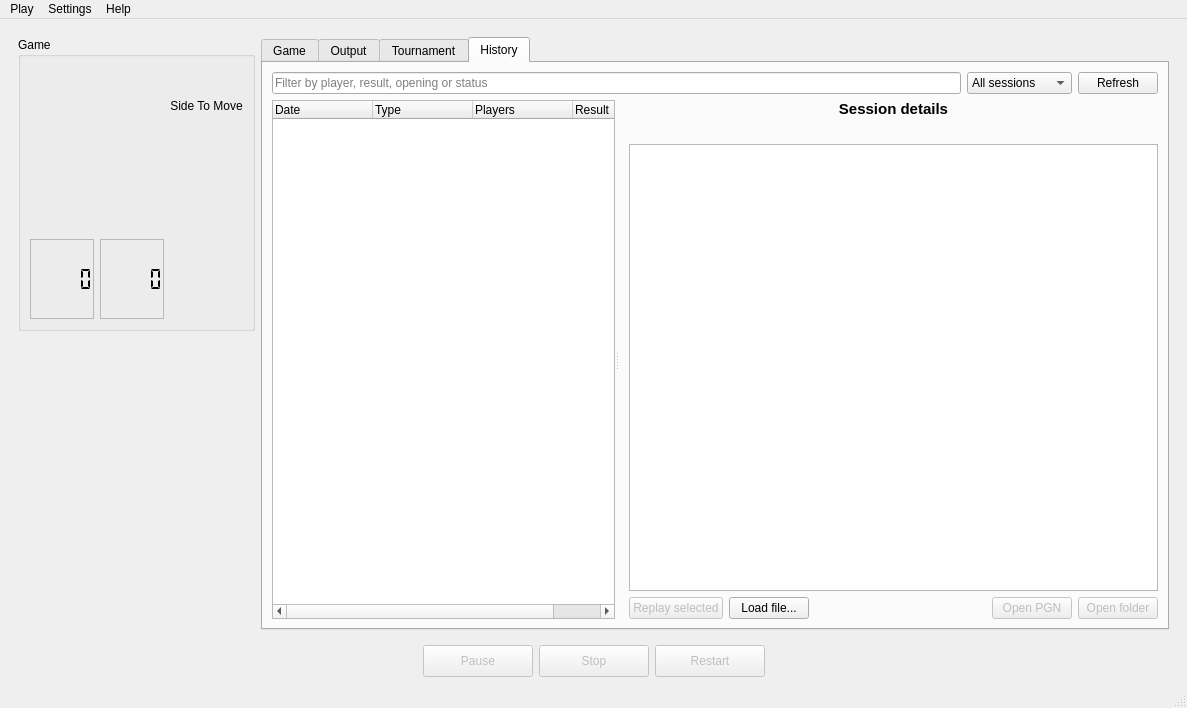
The window that app/mainwindow.ui (neluj/Xake) describes before a commit, drawn with Qt 5.
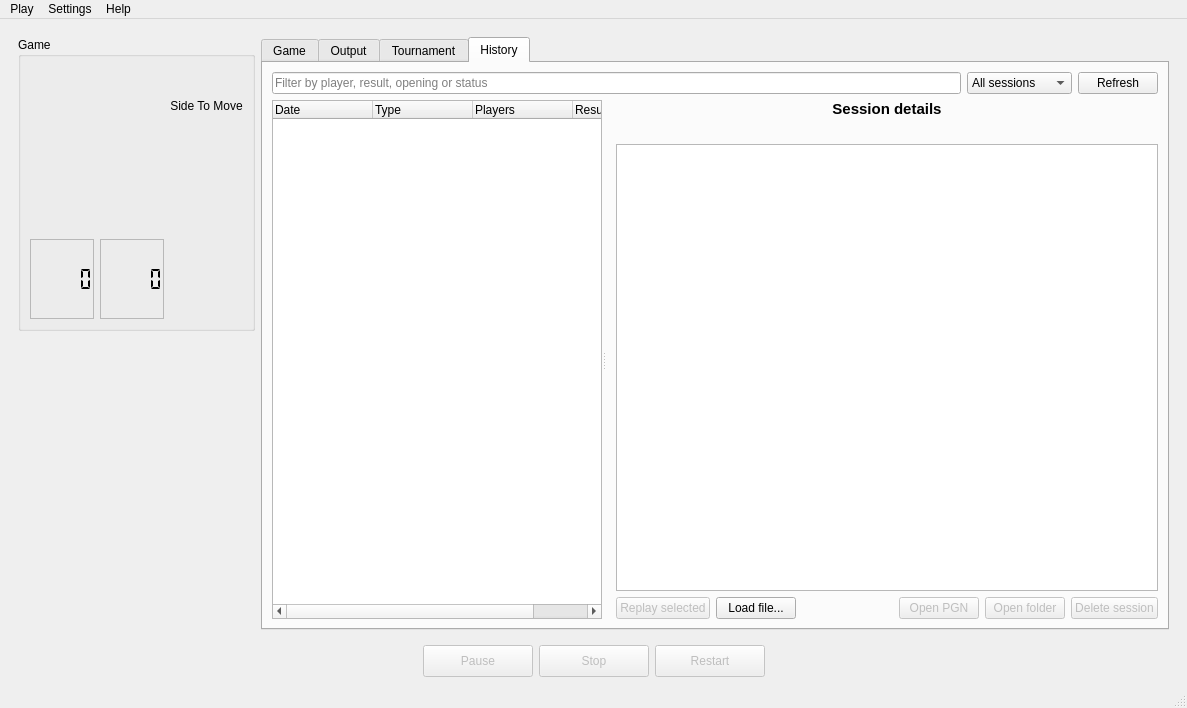
The same window after the commit. The open tabs and pages were chosen to show the change. Custom widgets are drawn as their Qt base class.

Commit message: Delete saved sessions from history

Diff of the .ui file:
```diff
--- a/app/mainwindow.ui
+++ b/app/mainwindow.ui
@@ -763,6 +763,16 @@
                    </property>
                   </widget>
                  </item>
+                 <item>
+                  <widget class="QPushButton" name="historyDeleteButton">
+                   <property name="enabled">
+                    <bool>false</bool>
+                   </property>
+                   <property name="text">
+                    <string>Delete session</string>
+                   </property>
+                  </widget>
+                 </item>
                 </layout>
                </item>
               </layout>
```
The commit also changes 5 other files.
